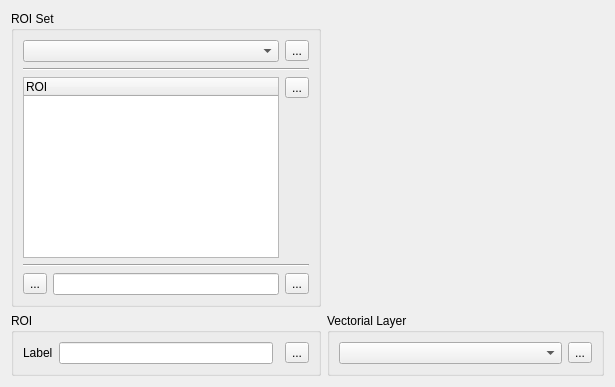
Qt form src/terralib/qt/widgets/classification/ui/ROIManagerWidgetForm.ui (claudiobogossian/terralib5) before a commit.
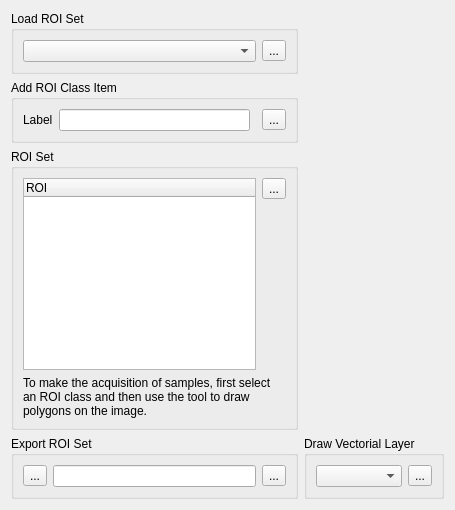
The same form after that commit.

What changed in the file:
```diff
--- a/src/terralib/qt/widgets/classification/ui/ROIManagerWidgetForm.ui
+++ b/src/terralib/qt/widgets/classification/ui/ROIManagerWidgetForm.ui
@@ -6,8 +6,8 @@
    <rect>
     <x>0</x>
     <y>0</y>
-    <width>615</width>
-    <height>387</height>
+    <width>455</width>
+    <height>432</height>
    </rect>
   </property>
   <property name="windowTitle">
@@ -19,21 +19,21 @@
      <item row="0" column="0">
       <widget class="QGroupBox" name="m_roiSetGroupBox">
        <property name="sizePolicy">
-        <sizepolicy hsizetype="Fixed" vsizetype="Preferred">
+        <sizepolicy hsizetype="MinimumExpanding" vsizetype="Fixed">
          <horstretch>0</horstretch>
          <verstretch>0</verstretch>
         </sizepolicy>
        </property>
        <property name="title">
-        <string>ROI Set</string>
+        <string>Load ROI Set</string>
        </property>
-       <layout class="QGridLayout" name="gridLayout_2">
+       <layout class="QGridLayout" name="gridLayout_11">
         <item row="0" column="0">
-         <layout class="QGridLayout" name="gridLayout">
-          <item row="0" column="0" colspan="2">
+         <layout class="QGridLayout" name="gridLayout_10">
+          <item row="0" column="0">
            <widget class="QComboBox" name="m_layerROIComboBox"/>
           </item>
-          <item row="0" column="2">
+          <item row="0" column="1">
            <widget class="QToolButton" name="m_openLayerROIToolButton">
             <property name="toolTip">
              <string>Open ROI Set from a Data Set</string>
@@ -43,82 +43,12 @@
             </property>
            </widget>
           </item>
-          <item row="1" column="0" colspan="3">
-           <widget class="Line" name="line">
-            <property name="orientation">
-             <enum>Qt::Horizontal</enum>
-            </property>
-           </widget>
-          </item>
-          <item row="2" column="0" rowspan="2" colspan="2">
-           <widget class="QTreeWidget" name="m_roiSetTreeWidget">
-            <column>
-             <property name="text">
-              <string>ROI</string>
-             </property>
-            </column>
-           </widget>
-          </item>
-          <item row="2" column="2">
-           <widget class="QToolButton" name="m_removeROIToolButton">
-            <property name="toolTip">
-             <string>Remove entry</string>
-            </property>
-            <property name="text">
-             <string>...</string>
-            </property>
-           </widget>
-          </item>
-          <item row="3" column="2">
-           <spacer name="verticalSpacer">
-            <property name="orientation">
-             <enum>Qt::Vertical</enum>
-            </property>
-            <property name="sizeHint" stdset="0">
-             <size>
-              <width>19</width>
-              <height>168</height>
-             </size>
-            </property>
-           </spacer>
-          </item>
-          <item row="4" column="0" colspan="3">
-           <widget class="Line" name="line_2">
-            <property name="orientation">
-             <enum>Qt::Horizontal</enum>
-            </property>
-           </widget>
-          </item>
-          <item row="5" column="0">
-           <widget class="QToolButton" name="m_fileDialogToolButton">
-            <property name="text">
-             <string>...</string>
-            </property>
-           </widget>
-          </item>
-          <item row="5" column="1">
-           <widget class="QLineEdit" name="m_roiSetNameLineEdit">
-            <property name="readOnly">
-             <bool>true</bool>
-            </property>
-           </widget>
-          </item>
-          <item row="5" column="2">
-           <widget class="QToolButton" name="m_exportROISetToolButton">
-            <property name="toolTip">
-             <string>Save ROI Set to File</string>
-            </property>
-            <property name="text">
-             <string>...</string>
-            </property>
-           </widget>
-          </item>
          </layout>
         </item>
        </layout>
       </widget>
      </item>
-     <item row="0" column="1">
+     <item row="0" column="1" rowspan="3">
       <widget class="QWidget" name="m_navigatorWidget" native="true">
        <property name="sizePolicy">
         <sizepolicy hsizetype="Expanding" vsizetype="MinimumExpanding">
@@ -129,50 +59,33 @@
       </widget>
      </item>
      <item row="1" column="0">
-      <widget class="QGroupBox" name="m_roiGroupBox">
+      <widget class="QGroupBox" name="groupBox_3">
        <property name="sizePolicy">
-        <sizepolicy hsizetype="Fixed" vsizetype="Fixed">
+        <sizepolicy hsizetype="Preferred" vsizetype="Fixed">
          <horstretch>0</horstretch>
          <verstretch>0</verstretch>
         </sizepolicy>
        </property>
-       <property name="maximumSize">
-        <size>
-         <width>311</width>
-         <height>16777215</height>
-        </size>
-       </property>
        <property name="title">
-        <string>ROI</string>
+        <string>Add ROI Class Item</string>
        </property>
-       <layout class="QGridLayout" name="gridLayout_5">
+       <layout class="QGridLayout" name="gridLayout_4">
         <item row="0" column="0">
-         <layout class="QGridLayout" name="gridLayout_4">
+         <layout class="QGridLayout" name="gridLayout_3">
           <item row="0" column="0">
-           <layout class="QGridLayout" name="gridLayout_3">
-            <item row="0" column="0">
-             <widget class="QLabel" name="label">
-              <property name="text">
-               <string>Label</string>
-              </property>
-              <property name="alignment">
-               <set>Qt::AlignLeading|Qt::AlignLeft|Qt::AlignVCenter</set>
-              </property>
-             </widget>
-            </item>
-            <item row="0" column="1">
-             <widget class="QLineEdit" name="m_labelROILineEdit">
-              <property name="sizePolicy">
-               <sizepolicy hsizetype="MinimumExpanding" vsizetype="Fixed">
-                <horstretch>0</horstretch>
-                <verstretch>0</verstretch>
-               </sizepolicy>
-              </property>
-             </widget>
-            </item>
-           </layout>
+           <widget class="QLabel" name="label">
+            <property name="text">
+             <string>Label</string>
+            </property>
+            <property name="alignment">
+             <set>Qt::AlignLeading|Qt::AlignLeft|Qt::AlignVCenter</set>
+            </property>
+           </widget>
           </item>
           <item row="0" column="1">
+           <widget class="QLineEdit" name="m_labelROILineEdit"/>
+          </item>
+          <item row="0" column="2">
            <widget class="QWidget" name="m_colorWidget" native="true">
             <property name="sizePolicy">
              <sizepolicy hsizetype="Fixed" vsizetype="Preferred">
@@ -182,7 +95,7 @@
             </property>
            </widget>
           </item>
-          <item row="0" column="2">
+          <item row="0" column="3">
            <widget class="QToolButton" name="m_addROIToolButton">
             <property name="toolTip">
              <string>Add ROI</string>
@@ -197,16 +110,119 @@
        </layout>
       </widget>
      </item>
-     <item row="1" column="1">
+     <item row="2" column="0">
+      <widget class="QGroupBox" name="groupBox_2">
+       <property name="sizePolicy">
+        <sizepolicy hsizetype="Preferred" vsizetype="MinimumExpanding">
+         <horstretch>0</horstretch>
+         <verstretch>0</verstretch>
+        </sizepolicy>
+       </property>
+       <property name="title">
+        <string>ROI Set</string>
+       </property>
+       <layout class="QGridLayout" name="gridLayout_5">
+        <item row="0" column="1">
+         <widget class="QToolButton" name="m_removeROIToolButton">
+          <property name="toolTip">
+           <string>Remove entry</string>
+          </property>
+          <property name="text">
+           <string>...</string>
+          </property>
+         </widget>
+        </item>
+        <item row="1" column="1">
+         <spacer name="verticalSpacer">
+          <property name="orientation">
+           <enum>Qt::Vertical</enum>
+          </property>
+          <property name="sizeType">
+           <enum>QSizePolicy::MinimumExpanding</enum>
+          </property>
+          <property name="sizeHint" stdset="0">
+           <size>
+            <width>19</width>
+            <height>136</height>
+           </size>
+          </property>
+         </spacer>
+        </item>
+        <item row="0" column="0" rowspan="2">
+         <widget class="QTreeWidget" name="m_roiSetTreeWidget">
+          <column>
+           <property name="text">
+            <string>ROI</string>
+           </property>
+          </column>
+         </widget>
+        </item>
+        <item row="2" column="0" colspan="2">
+         <widget class="QLabel" name="label_2">
+          <property name="text">
+           <string>To make the acquisition of samples, first select an ROI class and then use the tool to draw polygons on the image.</string>
+          </property>
+          <property name="wordWrap">
+           <bool>true</bool>
+          </property>
+         </widget>
+        </item>
+       </layout>
+      </widget>
+     </item>
+     <item row="3" column="0">
+      <widget class="QGroupBox" name="groupBox">
+       <property name="sizePolicy">
+        <sizepolicy hsizetype="Preferred" vsizetype="Fixed">
+         <horstretch>0</horstretch>
+         <verstretch>0</verstretch>
+        </sizepolicy>
+       </property>
+       <property name="title">
+        <string>Export ROI Set</string>
+       </property>
+       <layout class="QGridLayout" name="gridLayout_2">
+        <item row="0" column="0">
+         <layout class="QGridLayout" name="gridLayout">
+          <item row="0" column="0">
+           <widget class="QToolButton" name="m_fileDialogToolButton">
+            <property name="text">
+             <string>...</string>
+            </property>
+           </widget>
+          </item>
+          <item row="0" column="1">
+           <widget class="QLineEdit" name="m_roiSetNameLineEdit">
+            <property name="readOnly">
+             <bool>true</bool>
+            </property>
+           </widget>
+          </item>
+          <item row="0" column="2">
+           <widget class="QToolButton" name="m_exportROISetToolButton">
+            <property name="toolTip">
+             <string>Save ROI Set to File</string>
+            </property>
+            <property name="text">
+             <string>...</string>
+            </property>
+           </widget>
+          </item>
+         </layout>
+        </item>
+       </layout>
+      </widget>
+     </item>
+     <item row="3" column="1">
       <widget class="QGroupBox" name="m_vectorLayerGroupBox">
        <property name="sizePolicy">
-        <sizepolicy hsizetype="Expanding" vsizetype="Preferred">
+        <sizepolicy hsizetype="Expanding" vsizetype="Fixed">
          <horstretch>0</horstretch>
          <verstretch>0</verstretch>
         </sizepolicy>
        </property>
        <property name="title">
-        <string>Vectorial Layer</string>
+        <string>Draw Vectorial Layer</string>
        </property>
        <layout class="QGridLayout" name="gridLayout_8">
         <item row="0" column="0">
```
Left out of the diff: 6 changed lines with no effect on the pictures.
